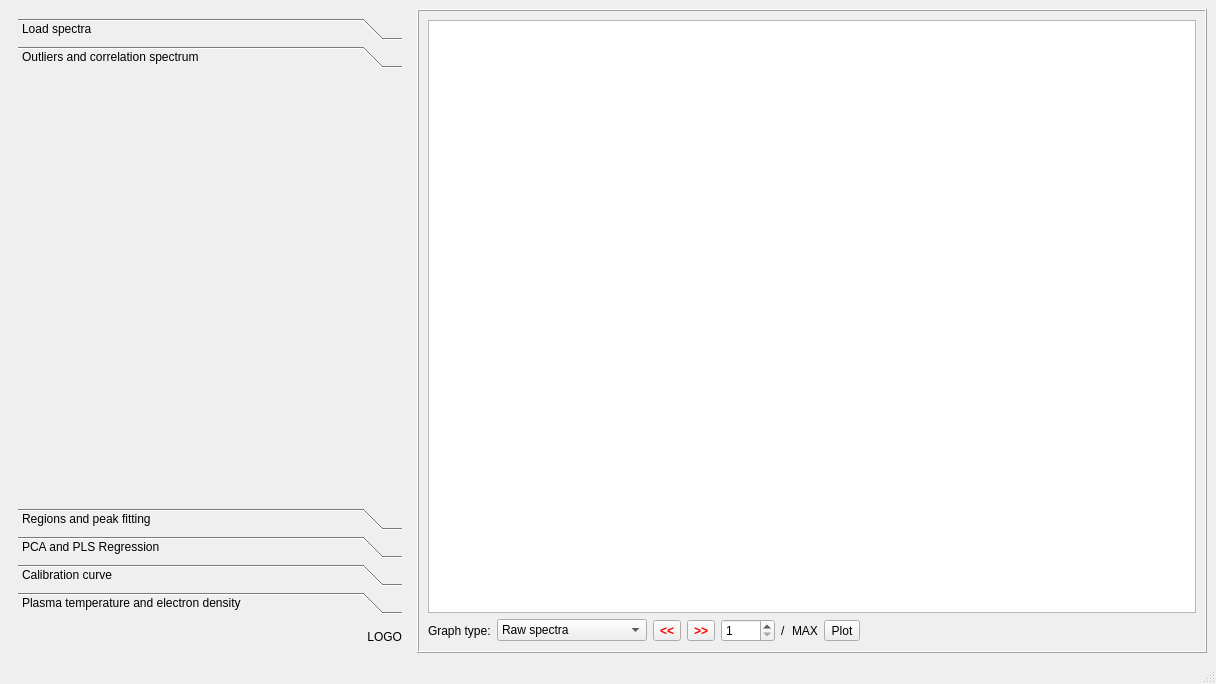
kstenio/libssa, file pic/libssa.ui: the form before one commit.
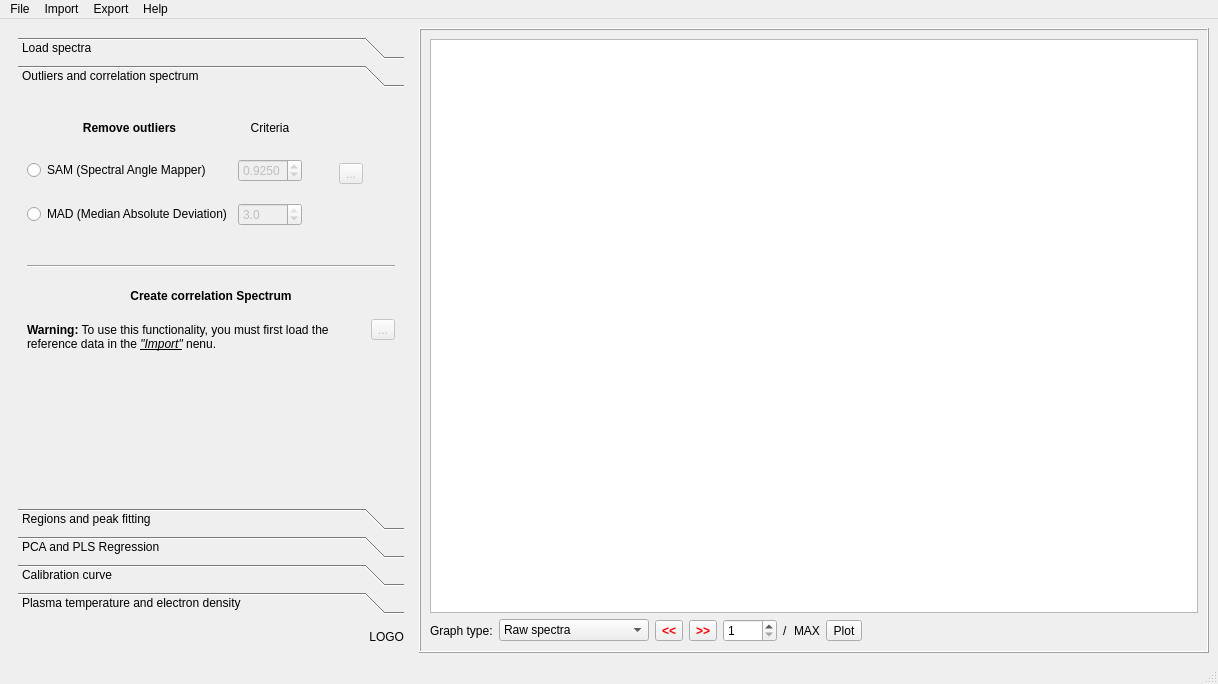
The form after the commit. The open tabs and pages were chosen to show the change. Icons and pictures are not drawn. Custom widgets are drawn as their Qt base class.

Commit message: libssa.py * Created prototype for outliers * Minor code tweaks

Diff of the .ui file:
```diff
--- a/pic/libssa.ui
+++ b/pic/libssa.ui
@@ -6,7 +6,7 @@
    <rect>
     <x>0</x>
     <y>0</y>
-    <width>1216</width>
+    <width>1218</width>
     <height>684</height>
    </rect>
   </property>
@@ -348,13 +348,301 @@
              <rect>
               <x>0</x>
               <y>0</y>
-              <width>100</width>
-              <height>30</height>
+              <width>384</width>
+              <height>384</height>
              </rect>
             </property>
             <attribute name="label">
              <string>Outliers and correlation spectrum</string>
             </attribute>
+            <layout class="QVBoxLayout" name="verticalLayout_6">
+             <item>
+              <layout class="QHBoxLayout" name="p2hL1">
+               <item>
+                <layout class="QGridLayout" name="p2gL1">
+                 <item row="0" column="0">
+                  <widget class="QLabel" name="p2lB1">
+                   <property name="maximumSize">
+                    <size>
+                     <width>16777215</width>
+                     <height>21</height>
+                    </size>
+                   </property>
+                   <property name="font">
+                    <font>
+                     <weight>75</weight>
+                     <bold>true</bold>
+                    </font>
+                   </property>
+                   <property name="text">
+                    <string>Remove outliers</string>
+                   </property>
+                   <property name="alignment">
+                    <set>Qt::AlignCenter</set>
+                   </property>
+                  </widget>
+                 </item>
+                 <item row="0" column="1">
+                  <widget class="QLabel" name="p2lB2">
+                   <property name="maximumSize">
+                    <size>
+                     <width>16777215</width>
+                     <height>21</height>
+                    </size>
+                   </property>
+                   <property name="text">
+                    <string>Criteria</string>
+                   </property>
+                   <property name="alignment">
+                    <set>Qt::AlignCenter</set>
+                   </property>
+                  </widget>
+                 </item>
+                 <item row="1" column="0">
+                  <widget class="QRadioButton" name="p2rB1">
+                   <property name="text">
+                    <string>SAM (Spectral Angle Mapper)</string>
+                   </property>
+                  </widget>
+                 </item>
+                 <item row="1" column="1">
+                  <widget class="QDoubleSpinBox" name="p2dSb1">
+                   <property name="enabled">
+                    <bool>false</bool>
+                   </property>
+                   <property name="decimals">
+                    <number>4</number>
+                   </property>
+                   <property name="minimum">
+                    <double>0.000000000000000</double>
+                   </property>
+                   <property name="maximum">
+                    <double>1.000000000000000</double>
+                   </property>
+                   <property name="singleStep">
+                    <double>0.000100000000000</double>
+                   </property>
+                   <property name="value">
+                    <double>0.925000000000000</double>
+                   </property>
+                  </widget>
+                 </item>
+                 <item row="2" column="0">
+                  <widget class="QRadioButton" name="p2rB2">
+                   <property name="text">
+                    <string>MAD (Median Absolute Deviation)</string>
+                   </property>
+                  </widget>
+                 </item>
+                 <item row="2" column="1">
+                  <widget class="QDoubleSpinBox" name="p2dSb2">
+                   <property name="enabled">
+                    <bool>false</bool>
+                   </property>
+                   <property name="decimals">
+                    <number>1</number>
+                   </property>
+                   <property name="minimum">
+                    <double>2.000000000000000</double>
+                   </property>
+                   <property name="maximum">
+                    <double>3.000000000000000</double>
+                   </property>
+                   <property name="singleStep">
+                    <double>0.500000000000000</double>
+                   </property>
+                   <property name="value">
+                    <double>3.000000000000000</double>
+                   </property>
+                  </widget>
+                 </item>
+                </layout>
+               </item>
+               <item>
+                <layout class="QVBoxLayout" name="verticalLayout_4">
+                 <item>
+                  <spacer name="verticalSpacer">
+                   <property name="orientation">
+                    <enum>Qt::Vertical</enum>
+                   </property>
+                   <property name="sizeHint" stdset="0">
+                    <size>
+                     <width>20</width>
+                     <height>40</height>
+                    </size>
+                   </property>
+                  </spacer>
+                 </item>
+                 <item>
+                  <layout class="QHBoxLayout" name="horizontalLayout">
+                   <item>
+                    <spacer name="horizontalSpacer">
+                     <property name="orientation">
+                      <enum>Qt::Horizontal</enum>
+                     </property>
+                     <property name="sizeHint" stdset="0">
+                      <size>
+                       <width>40</width>
+                       <height>20</height>
+                      </size>
+                     </property>
+                    </spacer>
+                   </item>
+                   <item>
+                    <widget class="QToolButton" name="p2tB1">
+                     <property name="enabled">
+                      <bool>false</bool>
+                     </property>
+                     <property name="text">
+                      <string>...</string>
+                     </property>
+                     <property name="icon">
+                      <iconset>
+                       <normaloff>pic/icons/check-square-solid.svg</normaloff>pic/icons/check-square-solid.svg</iconset>
+                     </property>
+                     <property name="iconSize">
+                      <size>
+                       <width>25</width>
+                       <height>25</height>
+                      </size>
+                     </property>
+                    </widget>
+                   </item>
+                   <item>
+                    <spacer name="horizontalSpacer_2">
+                     <property name="orientation">
+                      <enum>Qt::Horizontal</enum>
+                     </property>
+                     <property name="sizeHint" stdset="0">
+                      <size>
+                       <width>40</width>
+                       <height>20</height>
+                      </size>
+                     </property>
+                    </spacer>
+                   </item>
+                  </layout>
+                 </item>
+                 <item>
+                  <spacer name="verticalSpacer_2">
+                   <property name="orientation">
+                    <enum>Qt::Vertical</enum>
+                   </property>
+                   <property name="sizeHint" stdset="0">
+                    <size>
+                     <width>20</width>
+                     <height>40</height>
+                    </size>
+                   </property>
+                  </spacer>
+                 </item>
+                </layout>
+               </item>
+              </layout>
+             </item>
+             <item>
+              <spacer name="verticalSpacer_6">
+               <property name="orientation">
+                <enum>Qt::Vertical</enum>
+               </property>
+               <property name="sizeType">
+                <enum>QSizePolicy::Fixed</enum>
+               </property>
+               <property name="sizeHint" stdset="0">
+                <size>
+                 <width>15</width>
+                 <height>15</height>
+                </size>
+               </property>
+              </spacer>
+             </item>
+             <item>
+              <widget class="Line" name="line">
+               <property name="orientation">
+                <enum>Qt::Horizontal</enum>
+               </property>
+              </widget>
+             </item>
+             <item>
+              <spacer name="verticalSpacer_7">
+               <property name="orientation">
+                <enum>Qt::Vertical</enum>
+               </property>
+               <property name="sizeType">
+                <enum>QSizePolicy::Fixed</enum>
+               </property>
+               <property name="sizeHint" stdset="0">
+                <size>
+                 <width>15</width>
+                 <height>15</height>
+                </size>
+               </property>
+              </spacer>
+             </item>
+             <item>
+              <widget class="QLabel" name="p2lB3">
+               <property name="font">
+                <font>
+                 <weight>75</weight>
+                 <bold>true</bold>
+                </font>
+               </property>
+               <property name="text">
+                <string>Create correlation Spectrum</string>
+               </property>
+               <property name="alignment">
+                <set>Qt::AlignCenter</set>
+               </property>
+              </widget>
+             </item>
+             <item>
+              <layout class="QHBoxLayout" name="horizontalLayout_4">
+               <item>
+                <widget class="QLabel" name="p2lB4">
+                 <property name="text">
+                  <string>&lt;br&gt;&lt;b&gt;Warning:&lt;/b&gt; To use this functionality, you must first load the reference data in the &lt;i&gt;&lt;u&gt;&quot;Import&quot;&lt;/u&gt;&lt;/i&gt; nenu.</string>
+                 </property>
+                 <property name="wordWrap">
+                  <bool>true</bool>
+                 </property>
+                </widget>
+               </item>
+               <item>
+                <widget class="QToolButton" name="p2tB2">
+                 <property name="enabled">
+                  <bool>false</bool>
+                 </property>
+                 <property name="text">
+                  <string>...</string>
+                 </property>
+                 <property name="icon">
+                  <iconset>
+                   <normaloff>pic/icons/check-square-regular.svg</normaloff>pic/icons/check-square-regular.svg</iconset>
+                 </property>
+                 <property name="iconSize">
+                  <size>
+                   <width>25</width>
+                   <height>25</height>
+                  </size>
+                 </property>
+                </widget>
+               </item>
+              </layout>
+             </item>
+             <item>
+              <spacer name="verticalSpacer_5">
+               <property name="orientation">
+                <enum>Qt::Vertical</enum>
+               </property>
+               <property name="sizeHint" stdset="0">
+                <size>
+                 <width>20</width>
+                 <height>40</height>
+                </size>
+               </property>
+              </spacer>
+             </item>
+            </layout>
            </widget>
            <widget class="QWidget" name="page_3">
             <property name="geometry">
@@ -617,10 +905,73 @@
     <rect>
      <x>0</x>
      <y>0</y>
-     <width>1216</width>
+     <width>1218</width>
      <height>22</height>
     </rect>
    </property>
+   <widget class="QMenu" name="menuFile">
+    <property name="title">
+     <string>File</string>
+    </property>
+    <addaction name="actionLoad"/>
+    <addaction name="actionSave"/>
+    <addaction name="separator"/>
+    <addaction name="actionQuit"/>
+   </widget>
+   <widget class="QMenu" name="menuImport">
+    <property name="title">
+     <string>Import</string>
+    </property>
+    <addaction name="actionRef"/>
+   </widget>
+   <widget class="QMenu" name="menuExport">
+    <property name="title">
+     <string>Export</string>
+    </property>
+    <widget class="QMenu" name="menuSpectra_ASCII">
+     <property name="title">
+      <string>Full spectra (ASCII)</string>
+     </property>
+     <addaction name="actionRAW"/>
+     <addaction name="actionWithout_outliers"/>
+    </widget>
+    <widget class="QMenu" name="menuPeaks">
+     <property name="title">
+      <string>Peaks</string>
+     </property>
+     <addaction name="actionIsolation_table"/>
+     <addaction name="actionIsolated_peaks_2"/>
+     <addaction name="actionAreas_and_intensities"/>
+    </widget>
+    <widget class="QMenu" name="menuPredictions">
+     <property name="title">
+      <string>Predictions</string>
+     </property>
+     <addaction name="actionLinear_model"/>
+     <addaction name="actionPLS_Regression"/>
+    </widget>
+    <widget class="QMenu" name="menuOther_data">
+     <property name="title">
+      <string>Other data</string>
+     </property>
+     <addaction name="actionPCA_data_2"/>
+     <addaction name="actionTemperature_and_electron_density"/>
+    </widget>
+    <addaction name="menuSpectra_ASCII"/>
+    <addaction name="menuPeaks"/>
+    <addaction name="menuPredictions"/>
+    <addaction name="menuOther_data"/>
+   </widget>
+   <widget class="QMenu" name="menuHelp">
+    <property name="title">
+     <string>Help</string>
+    </property>
+    <addaction name="actionAbout"/>
+   </widget>
+   <addaction name="menuFile"/>
+   <addaction name="menuImport"/>
+   <addaction name="menuExport"/>
+   <addaction name="menuHelp"/>
   </widget>
   <widget class="QStatusBar" name="statusbar"/>
  </widget>
```
Left out of the diff: 153 changed lines with no effect on the pictures. The commit also changes 14 other files.
